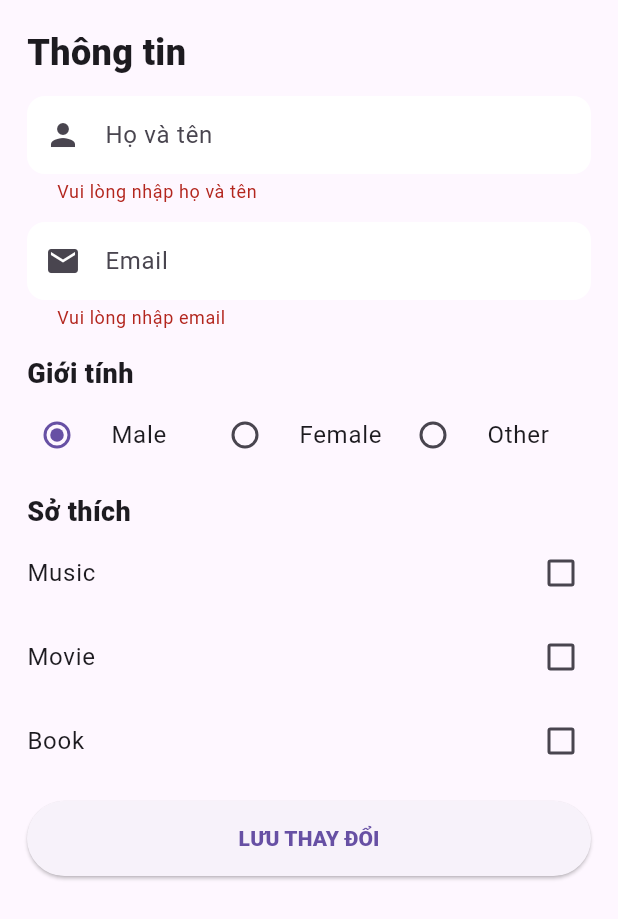
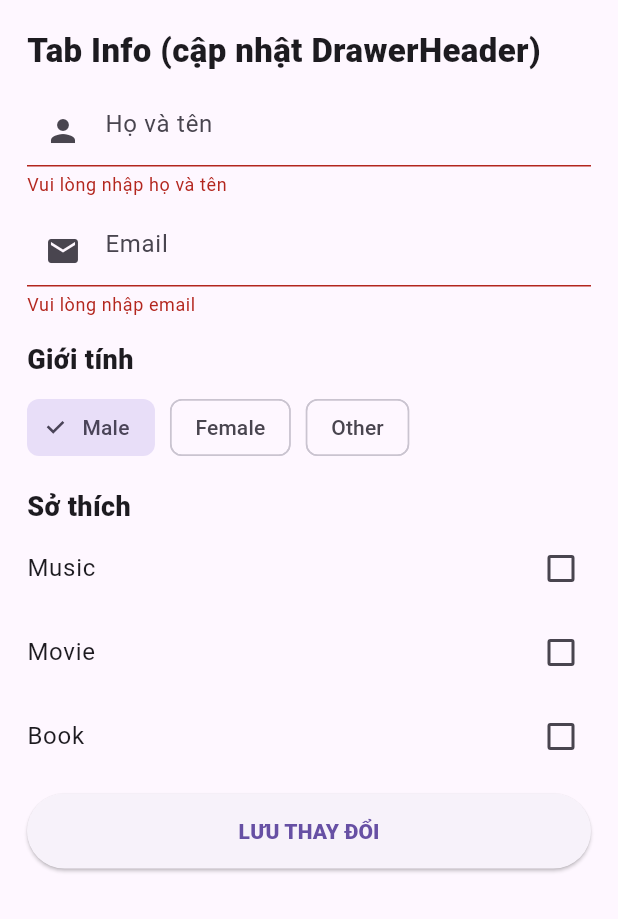
Before and after one commit to Namhahaha1110/BaiTapLTDDNC_TH, a Flutter app: the InfoTab widget shown alone on an empty page, opened directly, after a tap on "LƯU THAY ĐỔI", on a phone screen of 412 x 824 dp. Shown: the top 919 px of the screen. Run offline on Flutter 3.47's test engine with Material 3 defaults, Android fonts, the light colour scheme and no system bars; our stand-ins replace shared_preferences; accounts and stored records are empty.

```diff
--- a/lib/main.dart
+++ b/lib/main.dart
@@ -2,44 +2,23 @@ import 'package:flutter/material.dart';
 import 'state/session.dart';
 import 'page/login.dart';
 
-void main() => runApp(const MyApp());
-
-class MyApp extends StatefulWidget {
-  const MyApp({super.key});
-
-  @override
-  State<MyApp> createState() => _MyAppState();
+void main() async {
+  WidgetsFlutterBinding.ensureInitialized();
+  final session = Session();
+  await session.init();
+  runApp(MyApp(session: session));
 }
 
-class _MyAppState extends State<MyApp> {
-  final _session = Session();
+class MyApp extends StatelessWidget {
+  final Session session;
+  const MyApp({super.key, required this.session});
 
   @override
   Widget build(BuildContext context) {
     return SessionScope(
-      notifier: _session,
+      notifier: session,
       child: MaterialApp(
         debugShowCheckedModeBanner: false,
-        theme: ThemeData(
-          useMaterial3: true,
-          appBarTheme: const AppBarTheme(
-            backgroundColor: Color(0xFF2196F3),
-            foregroundColor: Colors.white,
-            centerTitle: true,
-          ),
-          inputDecorationTheme: InputDecorationTheme(
-            filled: true,
-            fillColor: Colors.white,
-            contentPadding: const EdgeInsets.symmetric(
-              horizontal: 16,
-              vertical: 14,
-            ),
-            border: OutlineInputBorder(
-              borderRadius: BorderRadius.circular(12),
-              borderSide: BorderSide.none,
-            ),
-          ),
-        ),
         home: const LoginPage(),
       ),
     );
--- /dev/null
+++ b/lib/model/user_account.dart
@@ -0,0 +1,28 @@
+import 'user.dart';
+
+class UserAccount {
+  final User user;
+  final String password;
+
+  const UserAccount({required this.user, required this.password});
+
+  Map<String, dynamic> toJson() => {
+    'fullname': user.fullname,
+    'email': user.email,
+    'gender': user.gender,
+    'favorite': user.favorite,
+    'password': password,
+  };
+
+  static UserAccount fromJson(Map<String, dynamic> json) {
+    return UserAccount(
+      user: User(
+        fullname: json['fullname'] ?? '',
+        email: json['email'] ?? '',
+        gender: json['gender'] ?? 'Other',
+        favorite: json['favorite'] ?? 'None',
+      ),
+      password: json['password'] ?? '',
+    );
+  }
+}
--- a/lib/page/info_tab.dart
+++ b/lib/page/info_tab.dart
@@ -26,6 +26,7 @@ class _InfoTabState extends State<InfoTab> {
     super.dispose();
   }
 
+  // Đổ dữ liệu từ Session.user vào form khi vào tab
   @override
   void didChangeDependencies() {
     super.didChangeDependencies();
@@ -46,6 +47,9 @@ class _InfoTabState extends State<InfoTab> {
       _music = fav.contains('Music');
       _movie = fav.contains('Movie');
       _book = fav.contains('Book');
+
+      // không bắt buộc, nhưng giúp UI refresh đúng nếu vào tab khi vừa update
+      // ignore: unnecessary_this
       setState(() {});
     }
   }
@@ -77,20 +81,31 @@ class _InfoTabState extends State<InfoTab> {
     return null;
   }
 
-  void _save() {
+  Future<void> _save() async {
     if (!(_formKey.currentState?.validate() ?? false)) return;
 
     final session = SessionScope.of(context);
-    session.updateUser(
+
+    try {
+      // Nếu updateUser của bạn là sync (void), `await` vẫn OK vì Dart cho phép
+      // nhưng để chắc chắn, hãy để updateUser là Future<void> nếu bạn lưu local.
+      await session.updateUser(
         fullname: _nameCtl.text.trim(),
         email: _emailCtl.text.trim(),
         gender: _genderText(),
         favorite: _favoriteText(),
       );
 
+      if (!mounted) return;
       ScaffoldMessenger.of(
         context,
       ).showSnackBar(const SnackBar(content: Text('Đã cập nhật thông tin!')));
+    } catch (e) {
+      if (!mounted) return;
+      ScaffoldMessenger.of(
+        context,
+      ).showSnackBar(SnackBar(content: Text('Lỗi: $e')));
+    }
   }
 
   @override
@@ -99,7 +114,7 @@ class _InfoTabState extends State<InfoTab> {
     final user = session.user;
 
     if (user == null) {
-      return const Center(child: Text('Bạn chưa đăng ký/đăng nhập.'));
+      return const Center(child: Text('Bạn chưa đăng nhập.'));
     }
 
     return SingleChildScrollView(
@@ -110,10 +125,10 @@ class _InfoTabState extends State<InfoTab> {
           crossAxisAlignment: CrossAxisAlignment.start,
           children: [
             const Text(
-              'Thông tin',
-              style: TextStyle(fontSize: 24, fontWeight: FontWeight.w900),
+              'Tab Info (cập nhật DrawerHeader)',
+              style: TextStyle(fontSize: 22, fontWeight: FontWeight.w900),
             ),
-            const SizedBox(height: 12),
+            const SizedBox(height: 14),
 
             TextFormField(
               controller: _nameCtl,
@@ -140,38 +155,32 @@ class _InfoTabState extends State<InfoTab> {
               'Giới tính',
               style: TextStyle(fontSize: 18, fontWeight: FontWeight.w800),
             ),
-            Row(
+            const SizedBox(height: 8),
+
+            // Dùng ChoiceChip để không lỗi UI như Radio (bị xuống dòng)
+            Wrap(
+              spacing: 10,
+              runSpacing: 10,
               children: [
-                Expanded(
-                  child: RadioListTile<int>(
-                    contentPadding: EdgeInsets.zero,
-                    title: const Text('Male'),
-                    value: 0,
-                    groupValue: _gender,
-                    onChanged: (v) => setState(() => _gender = v ?? 0),
+                ChoiceChip(
+                  label: const Text('Male'),
+                  selected: _gender == 0,
+                  onSelected: (_) => setState(() => _gender = 0),
                 ),
+                ChoiceChip(
+                  label: const Text('Female'),
+                  selected: _gender == 1,
+                  onSelected: (_) => setState(() => _gender = 1),
                 ),
-                Expanded(
-                  child: RadioListTile<int>(
-                    contentPadding: EdgeInsets.zero,
-                    title: const Text('Female'),
-                    value: 1,
-                    groupValue: _gender,
-                    onChanged: (v) => setState(() => _gender = v ?? 1),
-                  ),
-                ),
-                Expanded(
-                  child: RadioListTile<int>(
-                    contentPadding: EdgeInsets.zero,
-                    title: const Text('Other'),
-                    value: 2,
-                    groupValue: _gender,
-                    onChanged: (v) => setState(() => _gender = v ?? 2),
-                  ),
+                ChoiceChip(
+                  label: const Text('Other'),
+                  selected: _gender == 2,
+                  onSelected: (_) => setState(() => _gender = 2),
                 ),
               ],
             ),
-            const SizedBox(height: 10),
+
+            const SizedBox(height: 16),
 
             const Text(
               'Sở thích',
@@ -196,7 +205,8 @@ class _InfoTabState extends State<InfoTab> {
               onChanged: (v) => setState(() => _book = v ?? false),
             ),
 
-            const SizedBox(height: 12),
+            const SizedBox(height: 10),
+
             SizedBox(
               width: double.infinity,
               height: 50,
@@ -204,7 +214,7 @@ class _InfoTabState extends State<InfoTab> {
                 onPressed: _save,
                 child: const Text(
                   'LƯU THAY ĐỔI',
-                  style: TextStyle(fontWeight: FontWeight.w800),
+                  style: TextStyle(fontWeight: FontWeight.w900),
                 ),
               ),
             ),
--- a/pubspec.yaml
+++ b/pubspec.yaml
@@ -28,6 +28,7 @@ environment:
 # the latest version available on pub.dev. To see which dependencies have newer
 # versions available, run `flutter pub outdated`.
 dependencies:
+  shared_preferences: ^2.2.3
   flutter:
     sdk: flutter
 
```
Also changed, not shown: lib/mainpage.dart (+13 -12 lines), lib/page/register.dart (+9 -3 lines), lib/state/session.dart (+103 -66 lines), pubspec.lock, 1 other file. Lines whose indentation alone changed are shown as unchanged.
